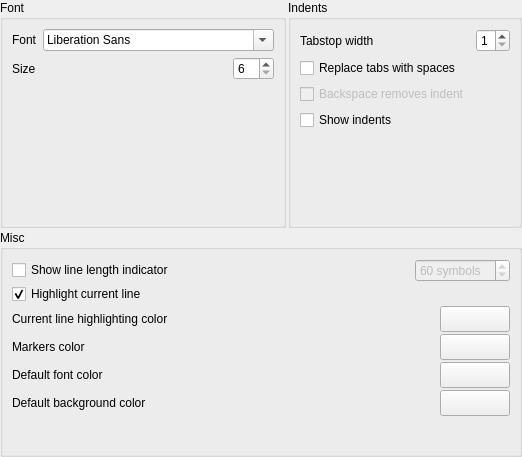
Mezomish/juffed, file src/gui/EditorSettingsPage.ui: the form before one commit.
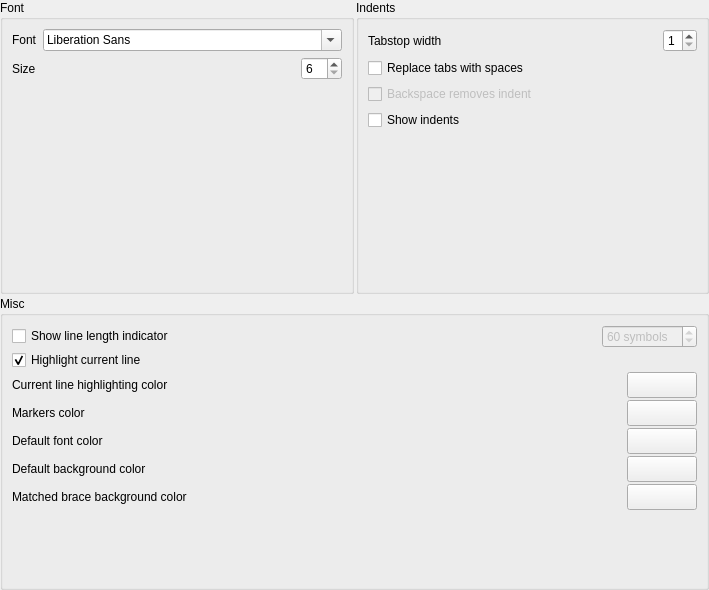
The form after the commit.

Commit message: Added: customizing the matching brace color

The edit to the form file:
```diff
--- a/src/gui/EditorSettingsPage.ui
+++ b/src/gui/EditorSettingsPage.ui
@@ -1,12 +1,12 @@
 <ui version="4.0" >
  <class>EditorSettingsPage</class>
- <widget class="QWidget" name="EditorSettingsPage" >
-  <property name="geometry" >
+ <widget class="QWidget" name="EditorSettingsPage">
+  <property name="geometry">
    <rect>
     <x>0</x>
     <y>0</y>
-    <width>522</width>
-    <height>457</height>
+    <width>709</width>
+    <height>590</height>
    </rect>
   </property>
   <property name="windowTitle" >
@@ -232,8 +232,38 @@
        </layout>
       </item>
       <item>
-       <spacer name="verticalSpacer" >
-        <property name="orientation" >
+       <layout class="QHBoxLayout" name="horizontalLayout_3">
+        <item>
+         <widget class="QLabel" name="label_8">
+          <property name="text">
+           <string>Matched brace background color</string>
+          </property>
+         </widget>
+        </item>
+        <item>
+         <widget class="QPushButton" name="braceColorBtn">
+          <property name="minimumSize">
+           <size>
+            <width>40</width>
+            <height>26</height>
+           </size>
+          </property>
+          <property name="maximumSize">
+           <size>
+            <width>70</width>
+            <height>26</height>
+           </size>
+          </property>
+          <property name="text">
+           <string/>
+          </property>
+         </widget>
+        </item>
+       </layout>
+      </item>
+      <item>
+       <spacer name="verticalSpacer">
+        <property name="orientation">
          <enum>Qt::Vertical</enum>
         </property>
         <property name="sizeHint" stdset="0" >
```
Left out of the diff: 259 changed lines with no effect on the pictures. The commit also changes 4 other files.
